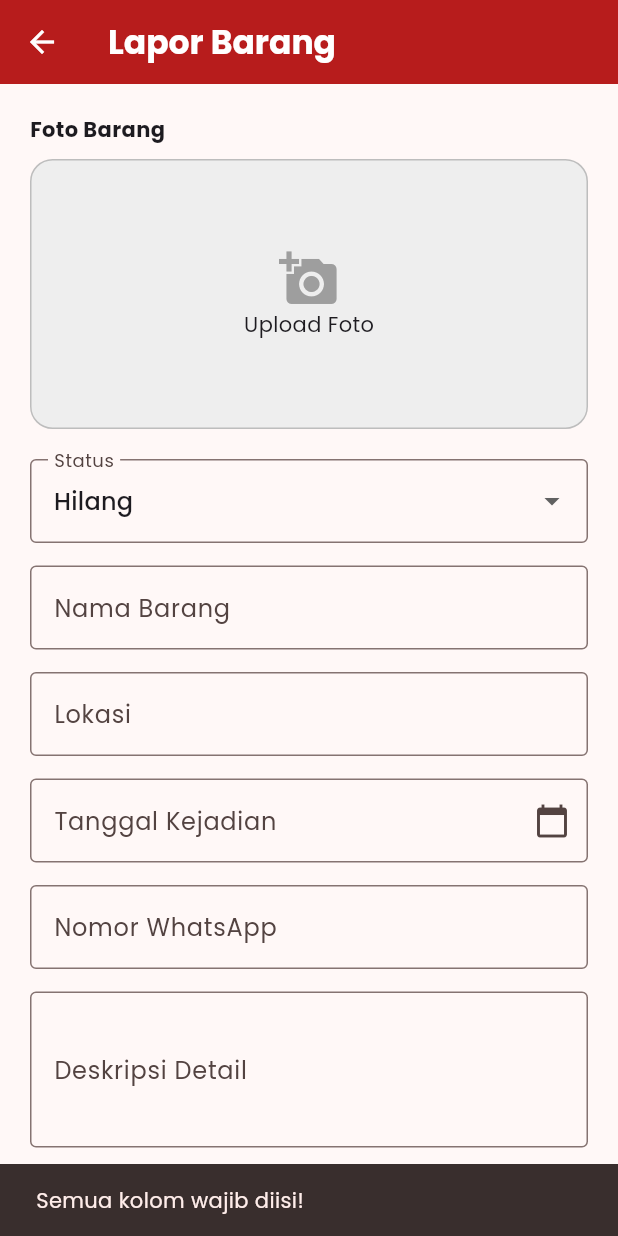
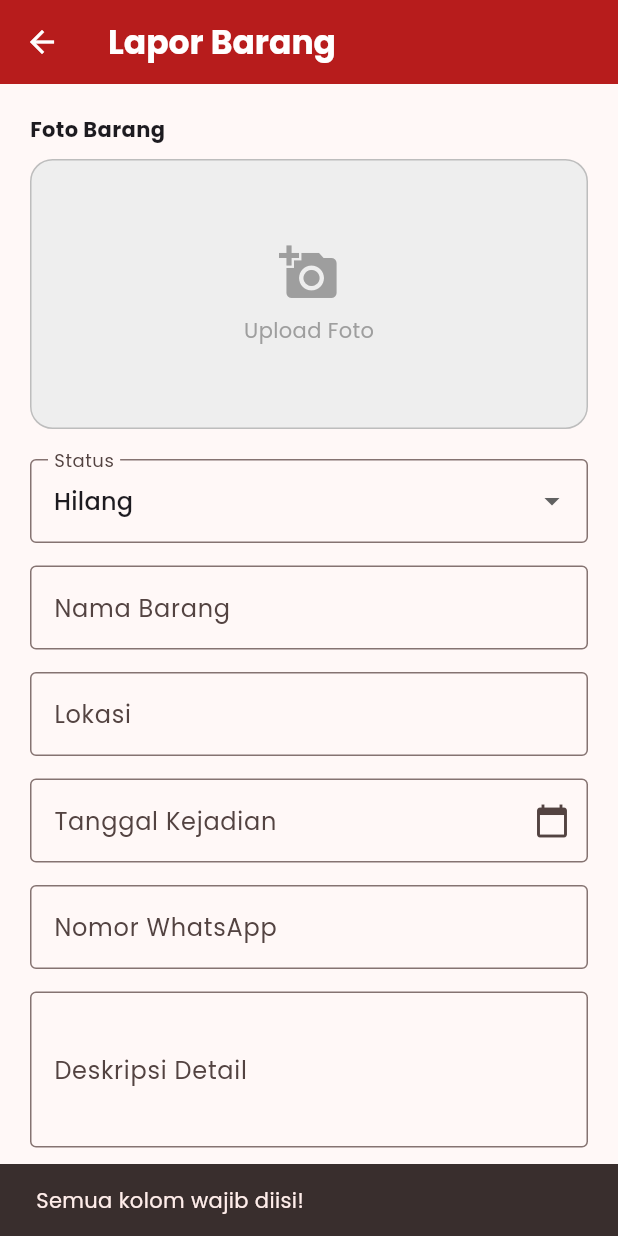
Before and after one commit to disyansr/FindIt_Tel-U, a Flutter app: the ReportScreen screen opened directly, after a tap on "KIRIM LAPORAN", on a phone screen of 412 x 824 dp. Run offline on Flutter 3.47's test engine with Material 3 defaults, Android fonts, the phone set to English and light mode, and no system bars; our stand-ins replace cloud_firestore, firebase_auth, firebase_core, google_fonts, image_picker; accounts and stored records are empty.

Commit message:
restore: full project Daniel Nadeak

```diff
--- a/lib/screens/report_screen.dart
+++ b/lib/screens/report_screen.dart
@@ -1,10 +1,12 @@
 import 'dart:io';
+import 'dart:convert';
 import 'package:flutter/foundation.dart';
 import 'package:flutter/material.dart';
 import 'package:image_picker/image_picker.dart';
 import 'package:intl/intl.dart';
 import 'package:provider/provider.dart';
 import 'package:firebase_auth/firebase_auth.dart';
+import 'package:http/http.dart' as http;
 import '../models/item_model.dart';
 import '../viewmodels/item_viewmodel.dart';
 
@@ -25,6 +27,10 @@ class _ReportScreenState extends State<ReportScreen> {
   String _selectedStatus = 'Hilang';
   XFile? _pickedImage;
   bool _isSubmitting = false;
+  bool _isUploading = false;
+
+  final String _cloudName = 'dfvavwvta';
+  final String _uploadPreset = 'findit_telu';
 
   @override
   void dispose() {
@@ -51,8 +57,49 @@ class _ReportScreenState extends State<ReportScreen> {
   }
 
   Future<void> _pickImage() async {
-    final image = await ImagePicker().pickImage(source: ImageSource.gallery);
+    final image = await ImagePicker().pickImage(
+      source: ImageSource.gallery,
+      imageQuality: 70,
+    );
     if (image != null) setState(() => _pickedImage = image);
+  }
+
+  Future<String?> _uploadToCloudinary() async {
+    if (_pickedImage == null) return null;
+
+    setState(() => _isUploading = true);
+
+    try {
+      final url = Uri.parse(
+          'https://api.cloudinary.com/v1_1/$_cloudName/image/upload');
+
+      final request = http.MultipartRequest('POST', url);
+      request.fields['upload_preset'] = _uploadPreset;
+
+      if (kIsWeb) {
+        final bytes = await _pickedImage!.readAsBytes();
+        request.files.add(http.MultipartFile.fromBytes(
+          'file',
+          bytes,
+          filename: _pickedImage!.name,
+        ));
+      } else {
+        request.files.add(await http.MultipartFile.fromPath(
+          'file',
+          _pickedImage!.path,
+        ));
+      }
+
+      final response = await request.send();
+      final responseData = await response.stream.toBytes();
+      final jsonData = jsonDecode(String.fromCharCodes(responseData));
+
+      return jsonData['secure_url'];
+    } catch (e) {
+      return null;
+    } finally {
+      setState(() => _isUploading = false);
+    }
   }
 
   Future<void> _submitReport() async {
@@ -68,7 +115,28 @@ class _ReportScreenState extends State<ReportScreen> {
 
     setState(() => _isSubmitting = true);
 
+    // Simpan reference sebelum async gap
+    final scaffoldMessenger = ScaffoldMessenger.of(context);
+    final itemViewModel = context.read<ItemViewModel>();
     final uid = FirebaseAuth.instance.currentUser?.uid;
+
+    String imageUrl =
+        'https://images.unsplash.com/photo-1594322436404-5a0526db4d13?q=80&w=400';
+
+    if (_pickedImage != null) {
+      final uploadedUrl = await _uploadToCloudinary();
+      if (uploadedUrl != null) {
+        imageUrl = uploadedUrl;
+      } else {
+        scaffoldMessenger.showSnackBar(
+          const SnackBar(
+            content: Text('Gagal upload foto, pakai foto default.'),
+            backgroundColor: Colors.orange,
+          ),
+        );
+      }
+    }
+
     final newItem = ItemModel(
       title: _titleController.text,
       location: _locationController.text,
@@ -76,13 +144,11 @@ class _ReportScreenState extends State<ReportScreen> {
       status: _selectedStatus,
       date: _dateController.text,
       contact: _contactController.text,
-      imageUrl: _pickedImage != null
-          ? _pickedImage!.path
-          : 'https://images.unsplash.com/photo-1594322436404-5a0526db4d13?q=80&w=400',
+      imageUrl: imageUrl,
       reportedBy: uid,
     );
 
-    final success = await context.read<ItemViewModel>().addItem(newItem);
+    final success = await itemViewModel.addItem(newItem);
 
     if (!mounted) return;
     setState(() => _isSubmitting = false);
@@ -95,14 +161,14 @@ class _ReportScreenState extends State<ReportScreen> {
       _dateController.clear();
       setState(() => _pickedImage = null);
 
-      ScaffoldMessenger.of(context).showSnackBar(
+      scaffoldMessenger.showSnackBar(
         const SnackBar(
           content: Text('Laporan berhasil dikirim!'),
           backgroundColor: Colors.green,
         ),
       );
     } else {
-      ScaffoldMessenger.of(context).showSnackBar(
+      scaffoldMessenger.showSnackBar(
         const SnackBar(
           content: Text('Gagal mengirim laporan. Coba lagi.'),
           backgroundColor: Colors.red,
@@ -129,7 +195,7 @@ class _ReportScreenState extends State<ReportScreen> {
                 style: TextStyle(fontWeight: FontWeight.bold)),
             const SizedBox(height: 10),
             GestureDetector(
-              onTap: _pickImage,
+              onTap: _isSubmitting ? null : _pickImage,
               child: Container(
                 width: double.infinity,
                 height: 180,
@@ -144,7 +210,9 @@ class _ReportScreenState extends State<ReportScreen> {
                         children: [
                           Icon(Icons.add_a_photo,
                               size: 40, color: Colors.grey),
-                          Text('Upload Foto'),
+                          SizedBox(height: 8),
+                          Text('Upload Foto',
+                              style: TextStyle(color: Colors.grey)),
                         ],
                       )
                     : ClipRRect(
@@ -161,9 +229,11 @@ class _ReportScreenState extends State<ReportScreen> {
             DropdownButtonFormField<String>(
               initialValue: _selectedStatus,
               items: ['Hilang', 'Ditemukan']
-                  .map((s) => DropdownMenuItem(value: s, child: Text(s)))
+                  .map((s) =>
+                      DropdownMenuItem(value: s, child: Text(s)))
                   .toList(),
-              onChanged: (val) => setState(() => _selectedStatus = val!),
+              onChanged: (val) =>
+                  setState(() => _selectedStatus = val!),
               decoration: const InputDecoration(
                   labelText: 'Status', border: OutlineInputBorder()),
             ),
@@ -171,7 +241,8 @@ class _ReportScreenState extends State<ReportScreen> {
             TextField(
               controller: _titleController,
               decoration: const InputDecoration(
-                  labelText: 'Nama Barang', border: OutlineInputBorder()),
+                  labelText: 'Nama Barang',
+                  border: OutlineInputBorder()),
             ),
             const SizedBox(height: 15),
             TextField(
@@ -213,17 +284,36 @@ class _ReportScreenState extends State<ReportScreen> {
               width: double.infinity,
               height: 50,
               child: ElevatedButton(
-                onPressed: _isSubmitting ? null : _submitReport,
+                onPressed: _isSubmitting || _isUploading
+                    ? null
+                    : _submitReport,
                 style: ElevatedButton.styleFrom(
                   backgroundColor: const Color(0xFFB71C1C),
                   foregroundColor: Colors.white,
                   shape: RoundedRectangleBorder(
                       borderRadius: BorderRadius.circular(10)),
                 ),
-                child: _isSubmitting
-                    ? const CircularProgressIndicator(color: Colors.white)
-                    : const Text('KIRIM LAPORAN',
-                        style: TextStyle(fontWeight: FontWeight.bold)),
+                child: _isUploading
+                    ? const Row(
+                        mainAxisAlignment: MainAxisAlignment.center,
+                        children: [
+                          SizedBox(
+                            width: 20,
+                            height: 20,
+                            child: CircularProgressIndicator(
+                                color: Colors.white, strokeWidth: 2),
+                          ),
+                          SizedBox(width: 10),
+                          Text('Mengupload foto...',
+                              style: TextStyle(color: Colors.white)),
+                        ],
+                      )
+                    : _isSubmitting
+                        ? const CircularProgressIndicator(
+                            color: Colors.white)
+                        : const Text('KIRIM LAPORAN',
+                            style: TextStyle(
+                                fontWeight: FontWeight.bold)),
               ),
             ),
           ],
--- a/pubspec.yaml
+++ b/pubspec.yaml
@@ -24,6 +24,7 @@ dependencies:
   intl: ^0.19.0
   image_picker: ^1.0.7
   url_launcher: ^6.3.0
+  http: ^1.2.0
 
 dev_dependencies:
   flutter_test:
```
Also changed, not shown: lib/screens/edit_profile_screen.dart (added, +325 -0 lines), lib/screens/profile_screen.dart (+31 -4 lines), pubspec.lock.
